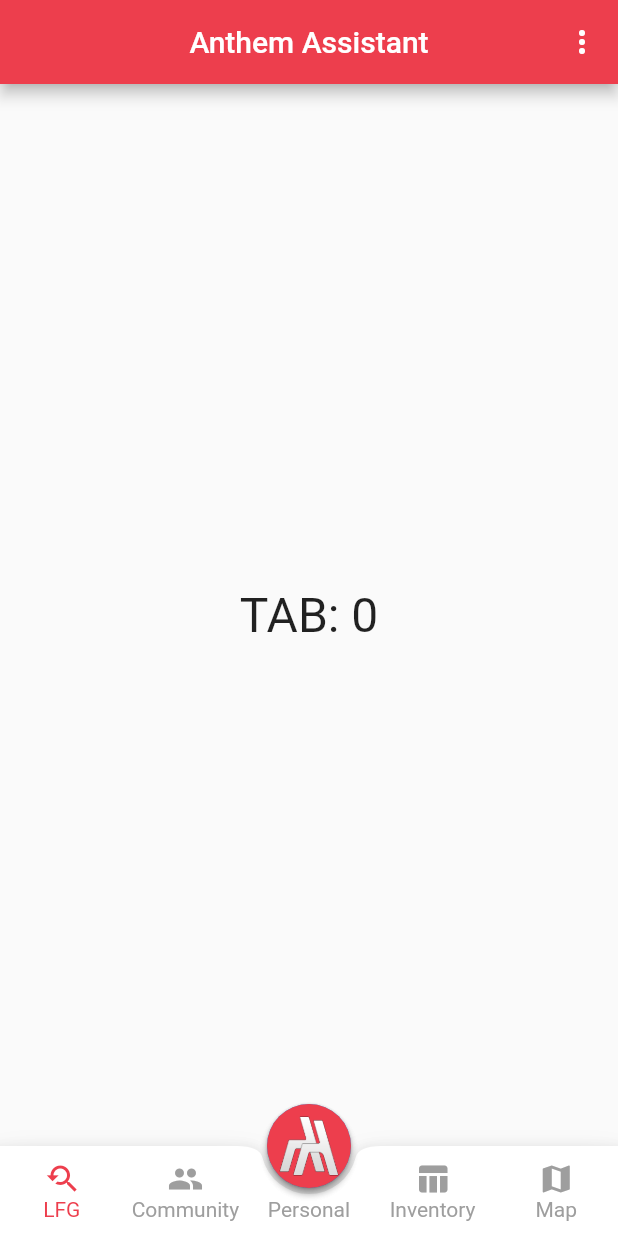
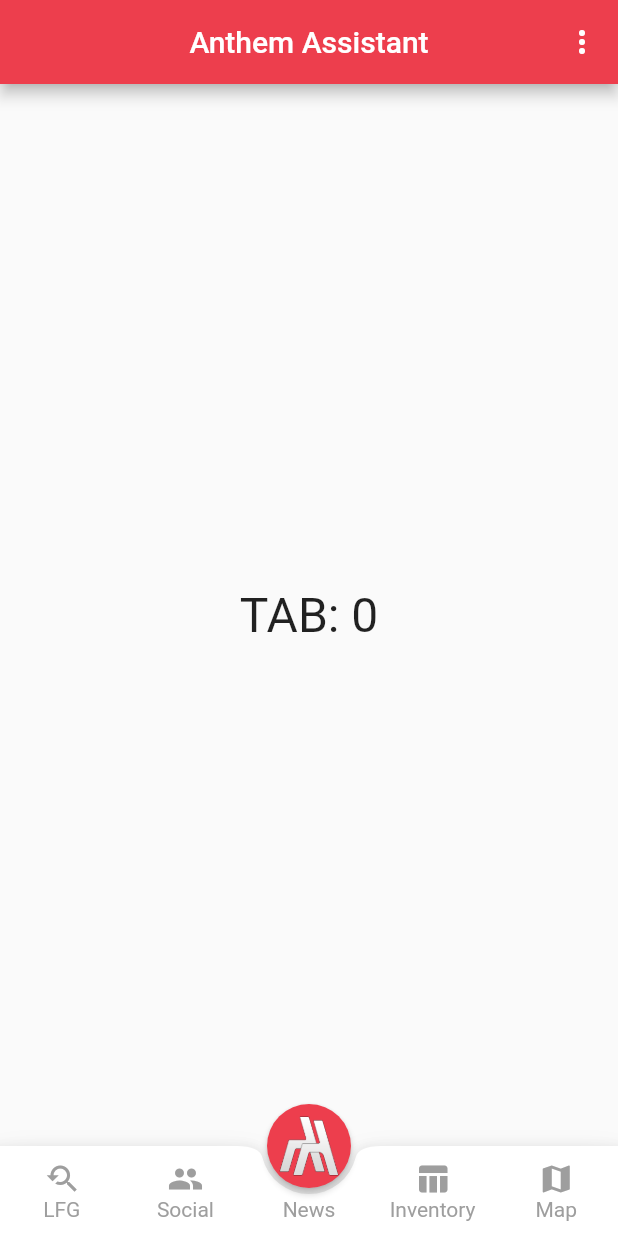
Before and after one commit to BramDC3/Anthem-Assistant, a Flutter app: the screen it shows after launch, on a phone screen of 412 x 824 dp. Run offline on Flutter 3.47's test engine with Material 2 defaults, Android fonts, the phone set to English and light mode, and no system bars.

Commit message:
Made some adjustements to the bottom navigation bar

```diff
--- a/anthem_assistant/lib/fab_with_icons.dart
+++ /dev/null
@@ -1,85 +0,0 @@
-import 'package:flutter/material.dart';
-
-class FabWithIcons extends StatefulWidget {
-  final List<IconData> icons;
-  final ValueChanged<int> onIconTapped;
-
-  FabWithIcons({this.icons, this.onIconTapped});
-
-  @override
-  State createState() => FabWithIconsState();
-}
-
-class FabWithIconsState extends State<FabWithIcons>
-    with TickerProviderStateMixin {
-  AnimationController _controller;
-
-  @override
-  void initState() {
-    super.initState();
-    _controller = AnimationController(
-      vsync: this,
-      duration: const Duration(milliseconds: 250),
-    );
-  }
-
-  @override
-  Widget build(BuildContext context) {
-    return Column(
-      mainAxisAlignment: MainAxisAlignment.center,
-      mainAxisSize: MainAxisSize.min,
-      children: List.generate(widget.icons.length, (int index) {
-        return _buildChild(index);
-      }).toList()
-        ..add(
-          _buildFab(),
-        ),
-    );
-  }
-
-  Widget _buildChild(int index) {
-    Color backgroundColor = Theme.of(context).cardColor;
-    Color foregroundColor = Theme.of(context).primaryColor;
-    return Container(
-      height: 70.0,
-      width: 56.0,
-      alignment: FractionalOffset.topCenter,
-      child: ScaleTransition(
-        scale: CurvedAnimation(
-          parent: _controller,
-          curve: Interval(0.0, 1.0 - index / widget.icons.length / 2.0,
-              curve: Curves.easeOut),
-        ),
-        child: FloatingActionButton(
-          backgroundColor: backgroundColor,
-          mini: true,
-          child: Icon(widget.icons[index], color: foregroundColor),
-          onPressed: () => _onTapped(index),
-        ),
-      ),
-    );
-  }
-
-  Widget _buildFab() {
-    return FloatingActionButton(
-      onPressed: () {
-        if (_controller.isDismissed) {
-          _controller.forward();
-        } else {
-          _controller.reverse();
-        }
-      },
-      child: Padding(
-        padding: EdgeInsets.all(8.0),
-        child: Image.asset('assets/logo_anthem_assistant_white.png'),
-      ),
-      elevation: 2.0,
-      backgroundColor: Color(0xFFed3e4d),
-    );
-  }
-
-  void _onTapped(int index) {
-    _controller.reverse();
-    widget.onIconTapped(index);
-  }
-}
--- a/anthem_assistant/lib/layout.dart
+++ /dev/null
@@ -1,135 +0,0 @@
-import 'package:flutter/material.dart';
-
-class AnchoredOverlay extends StatelessWidget {
-  final bool showOverlay;
-  final Widget Function(BuildContext, Offset anchor) overlayBuilder;
-  final Widget child;
-
-  AnchoredOverlay({
-    this.showOverlay,
-    this.overlayBuilder,
-    this.child,
-  });
-
-  @override
-  Widget build(BuildContext context) {
-    return new Container(
-      child: new LayoutBuilder(builder: (BuildContext context, BoxConstraints constraints) {
-        return new OverlayBuilder(
-          showOverlay: showOverlay,
-          overlayBuilder: (BuildContext overlayContext) {
-            RenderBox box = context.findRenderObject() as RenderBox;
-            final center = box.size.center(box.localToGlobal(const Offset(0.0, 0.0)));
-
-            return overlayBuilder(overlayContext, center);
-          },
-          child: child,
-        );
-      }),
-    );
-  }
-}
-
-class OverlayBuilder extends StatefulWidget {
-  final bool showOverlay;
-  final Function(BuildContext) overlayBuilder;
-  final Widget child;
-
-  OverlayBuilder({
-    this.showOverlay = false,
-    this.overlayBuilder,
-    this.child,
-  });
-
-  @override
-  _OverlayBuilderState createState() => new _OverlayBuilderState();
-}
-
-class _OverlayBuilderState extends State<OverlayBuilder> {
-  OverlayEntry overlayEntry;
-
-  @override
-  void initState() {
-    super.initState();
-
-    if (widget.showOverlay) {
-      WidgetsBinding.instance.addPostFrameCallback((_) => showOverlay());
-    }
-  }
-
-  @override
-  void didUpdateWidget(OverlayBuilder oldWidget) {
-    super.didUpdateWidget(oldWidget);
-    WidgetsBinding.instance.addPostFrameCallback((_) => syncWidgetAndOverlay());
-  }
-
-  @override
-  void reassemble() {
-    super.reassemble();
-    WidgetsBinding.instance.addPostFrameCallback((_) => syncWidgetAndOverlay());
-  }
-
-  @override
-  void dispose() {
-    if (isShowingOverlay()) {
-      hideOverlay();
-    }
-
-    super.dispose();
-  }
-
-  bool isShowingOverlay() => overlayEntry != null;
-
-  void showOverlay() {
-    overlayEntry = new OverlayEntry(
-      builder: widget.overlayBuilder,
-    );
-    addToOverlay(overlayEntry);
-  }
-
-  void addToOverlay(OverlayEntry entry) async {
-    print('addToOverlay');
-    Overlay.of(context).insert(entry);
-  }
-
-  void hideOverlay() {
-    print('hideOverlay');
-    overlayEntry.remove();
-    overlayEntry = null;
-  }
-
-  void syncWidgetAndOverlay() {
-    if (isShowingOverlay() && !widget.showOverlay) {
-      hideOverlay();
-    } else if (!isShowingOverlay() && widget.showOverlay) {
-      showOverlay();
-    }
-  }
-
-  @override
-  Widget build(BuildContext context) {
-    return widget.child;
-  }
-}
-
-class CenterAbout extends StatelessWidget {
-  final Offset position;
-  final Widget child;
-
-  CenterAbout({
-    this.position,
-    this.child,
-  });
-
-  @override
-  Widget build(BuildContext context) {
-    return new Positioned(
-      top: position.dy,
-      left: position.dx,
-      child: new FractionalTranslation(
-        translation: const Offset(-0.5, -0.5),
-        child: child,
-      ),
-    );
-  }
-}
--- a/anthem_assistant/lib/main.dart
+++ b/anthem_assistant/lib/main.dart
@@ -1,6 +1,4 @@
-import 'package:anthem_assistant/fab_bottom_app_bar.dart';
-import 'package:anthem_assistant/fab_with_icons.dart';
-import 'package:anthem_assistant/layout.dart';
+import 'package:anthem_assistant/widgets/CustomBottomNavigationBar.dart';
 import 'package:flutter/material.dart';
 
 void main() => runApp(MyApp());
@@ -10,9 +8,7 @@ class MyApp extends StatelessWidget {
   Widget build(BuildContext context) {
     return MaterialApp(
       title: 'Anthem Assistant',
-      theme: ThemeData(
-        primaryColor: Color(0xFFed3e4d)
-      ),
+      theme: ThemeData(primaryColor: Color(0xFFed3e4d)),
       home: MyHomePage(title: 'Anthem Assistant'),
       debugShowCheckedModeBanner: false,
     );
@@ -37,12 +33,6 @@ class _MyHomePageState extends State<MyHomePage> with TickerProviderStateMixin {
     });
   }
 
-  void _selectedFab(int index) {
-    setState(() {
-      _lastSelected = 'FAB: $index';
-    });
-  }
-
   @override
   Widget build(BuildContext context) {
     return Scaffold(
@@ -52,9 +42,7 @@ class _MyHomePageState extends State<MyHomePage> with TickerProviderStateMixin {
         actions: <Widget>[
           PopupMenuButton<String>(
             onSelected: choiceAction,
-            itemBuilder: (BuildContext context) {
-
-            },
+            itemBuilder: (BuildContext context) {},
           ),
         ],
       ),
@@ -64,45 +52,31 @@ class _MyHomePageState extends State<MyHomePage> with TickerProviderStateMixin {
           style: TextStyle(fontSize: 32.0),
         ),
       ),
+      floatingActionButtonLocation: FloatingActionButtonLocation.centerDocked,
+      floatingActionButton: FloatingActionButton(
+        onPressed: () {},
+        child: Padding(
+          padding: EdgeInsets.all(8.0),
+          child: Image.asset('assets/logo_anthem_assistant_white.png'),
+        ),
+        elevation: 2.0,
+        backgroundColor: Color(0xFFed3e4d),
+      ),
       bottomNavigationBar: FABBottomAppBar(
-        centerItemText: 'Personal',
         color: Colors.grey,
         selectedColor: Colors.red,
         notchedShape: CircularNotchedRectangle(),
         onTabSelected: _selectedTab,
+        centerItemText: 'News',
         items: [
           FABBottomAppBarItem(iconData: Icons.youtube_searched_for, text: 'LFG'),
-          FABBottomAppBarItem(iconData: Icons.group, text: 'Community'),
+          FABBottomAppBarItem(iconData: Icons.group, text: 'Social'),
           FABBottomAppBarItem(iconData: Icons.table_chart, text: 'Inventory'),
           FABBottomAppBarItem(iconData: Icons.map, text: 'Map'),
         ],
       ),
-      floatingActionButtonLocation: FloatingActionButtonLocation.centerDocked,
-      floatingActionButton: _buildFab(context),
     );
   }
 
-  Widget _buildFab(BuildContext context) {
-    final icons = [ Icons.insert_chart, Icons.adb, Icons.format_list_bulleted ];
-    return AnchoredOverlay(
-      showOverlay: true,
-      overlayBuilder: (context, offset) {
-        return CenterAbout(
-          position: Offset(offset.dx, offset.dy - icons.length * 35.0),
-          child: FabWithIcons(
-            icons: icons,
-            onIconTapped: _selectedFab,
-          ),
-        );
-      },
-      child: FloatingActionButton(
-        onPressed: () { },
-        elevation: 2.0,
-      ),
-    );
-  }
-
-  void choiceAction(String choice) {
-
-  }
+  void choiceAction(String choice) {}
 }
--- a/anthem_assistant/lib/fab_bottom_app_bar.dart
+++ b/anthem_assistant/lib/widgets/CustomBottomNavigationBar.dart
@@ -35,7 +35,7 @@ class FABBottomAppBar extends StatefulWidget {
 }
 
 class FABBottomAppBarState extends State<FABBottomAppBar> {
-  int _selectedIndex = 0;
+  int _selectedIndex = -1;
 
   _updateIndex(int index) {
     widget.onTabSelected(index);
@@ -90,7 +90,7 @@ class FABBottomAppBarState extends State<FABBottomAppBar> {
     int index,
     ValueChanged<int> onPressed,
   }) {
-    Color color = _selectedIndex == index ? Theme.of(context).primaryColor : widget.color;
+    Color color = _selectedIndex == index ? widget.selectedColor : widget.color;
     return Expanded(
       child: SizedBox(
         height: widget.height,
```
